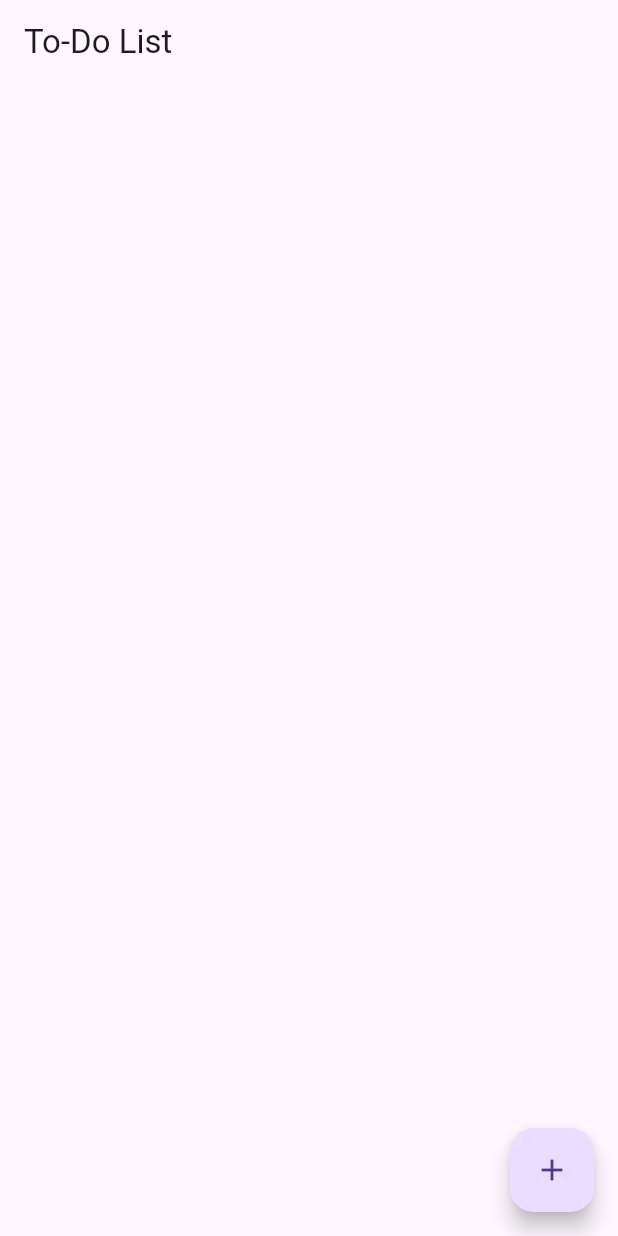
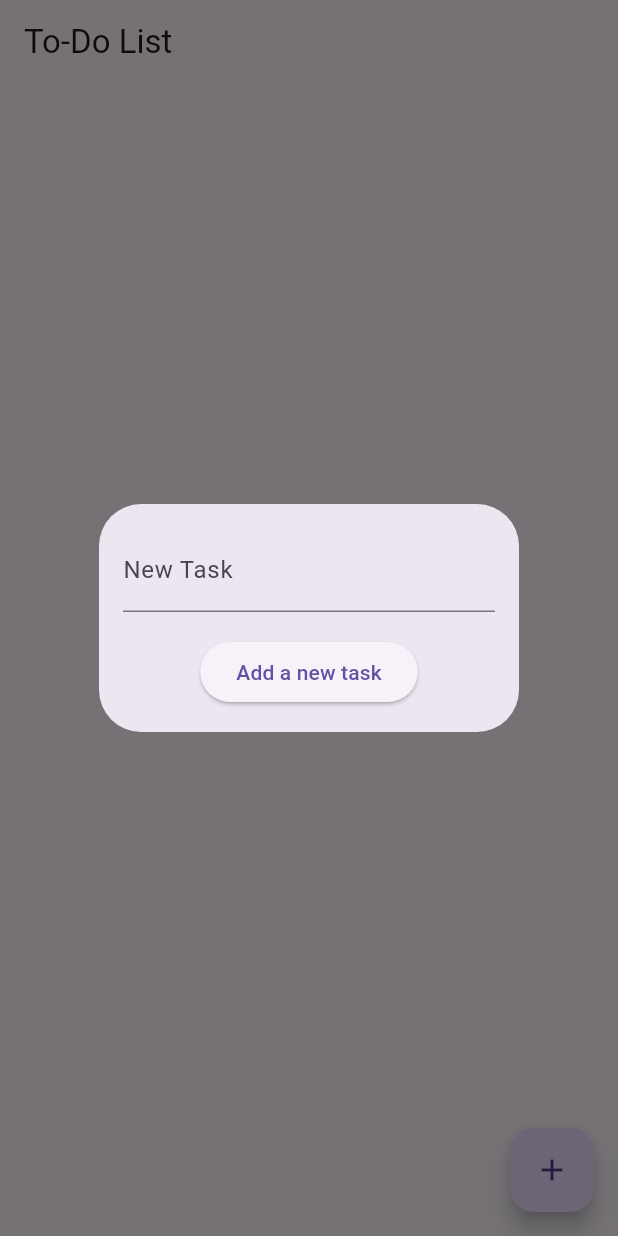
Before and after one commit to didierganthier/todo_app_flutter_rec_arch, a Flutter app: the screen it shows after launch, after a tap on the "add" icon, on a phone screen of 412 x 824 dp. Run offline on Flutter 3.47's test engine with Material 3 defaults, Android fonts, the phone set to English and light mode, and no system bars; our stand-ins replace freezed_annotation, go_router, sqflite; accounts and stored records are empty.

Commit message:
Add task creation dialog and update task repository for default completion status

```diff
--- a/lib/repositories/task_repository.dart
+++ b/lib/repositories/task_repository.dart
@@ -21,12 +21,12 @@ class TaskRepository {
       version: 1,
       onCreate: (db, version) async {
         await db.execute('''
-          CREATE TABLE tasks (
-            id INTEGER PRIMARY KEY AUTOINCREMENT,
-            title TEXT NOT NULL,
-            isCompleted INTEGER NOT NULL
-          )
-        ''');
+        CREATE TABLE tasks (
+          id INTEGER PRIMARY KEY AUTOINCREMENT,
+          title TEXT NOT NULL,
+          isCompleted INTEGER NOT NULL DEFAULT 0
+        )
+      ''');
       },
     );
   }
@@ -45,7 +45,7 @@ class TaskRepository {
   Future<int> updateTask(Task task) async {
     final db = await database;
     return await db
-        .update('tasks', task.toJson(), where: 'i d= ?', whereArgs: [task.id]);
+        .update('tasks', task.toJson(), where: 'id= ?', whereArgs: [task.id]);
   }
 
   Future<int> deleteTask(int id) async {
--- a/lib/screens/task_list_screen.dart
+++ b/lib/screens/task_list_screen.dart
@@ -9,9 +9,12 @@ class TaskListScreen extends StatelessWidget {
   Widget build(BuildContext context) {
     final taskViewModel = Provider.of<TaskViewmodel>(context);
 
+    final TextEditingController newTaskTextEditingController =
+        TextEditingController();
+
     return Scaffold(
       appBar: AppBar(
-        title: Text("To-Do List"),
+        title: const Text("To-Do List"),
       ),
       body: ListView.builder(
         itemCount: taskViewModel.tasks.length,
@@ -31,7 +34,57 @@ class TaskListScreen extends StatelessWidget {
         },
       ),
       floatingActionButton: FloatingActionButton(
-        onPressed: () => taskViewModel.addTask("New Task"),
+        onPressed: () => showDialog(
+          context: context,
+          builder: (context) {
+            return Dialog(
+              child: Container(
+                padding: const EdgeInsets.all(16.0),
+                constraints: BoxConstraints(
+                  maxHeight: MediaQuery.of(context).size.height / 3,
+                  maxWidth: MediaQuery.of(context).size.width / 1.5,
+                ),
+                child: Column(
+                  mainAxisSize: MainAxisSize.min,
+                  children: [
+                    TextFormField(
+                      controller: newTaskTextEditingController,
+                      onChanged: (value) =>
+                          newTaskTextEditingController.text = value,
+                      decoration: const InputDecoration(
+                        labelText: 'New Task',
+                      ),
+                    ),
+                    const SizedBox(height: 16.0),
+                    ElevatedButton(
+                      onPressed: () {
+                        if (newTaskTextEditingController.text.isEmpty ||
+                            newTaskTextEditingController.text.trim() == '') {
+                          ScaffoldMessenger.of(context).showSnackBar(
+                            const SnackBar(
+                              content: Row(
+                                children: [
+                                  Icon(Icons.dangerous),
+                                  SizedBox(width: 8.0),
+                                  Text('Please enter a task'),
+                                ],
+                              ),
+                            ),
+                          );
+                        } else {
+                          taskViewModel
+                              .addTask(newTaskTextEditingController.text);
+                          Navigator.of(context).pop();
+                        }
+                      },
+                      child: const Text('Add a new task'),
+                    ),
+                  ],
+                ),
+              ),
+            );
+          },
+        ),
         child: const Icon(Icons.add),
       ),
     );
--- a/lib/viewmodels/task_viewmodel.dart
+++ b/lib/viewmodels/task_viewmodel.dart
@@ -23,7 +23,7 @@ class TaskViewmodel extends ChangeNotifier {
         title: title,
         isCompleted: false);
     await _taskRepository.addTask(newTask);
-    notifyListeners();
+    fetchTasks();
   }
 
   Future<void> toggleTaskCompletion(Task task) async {
```
